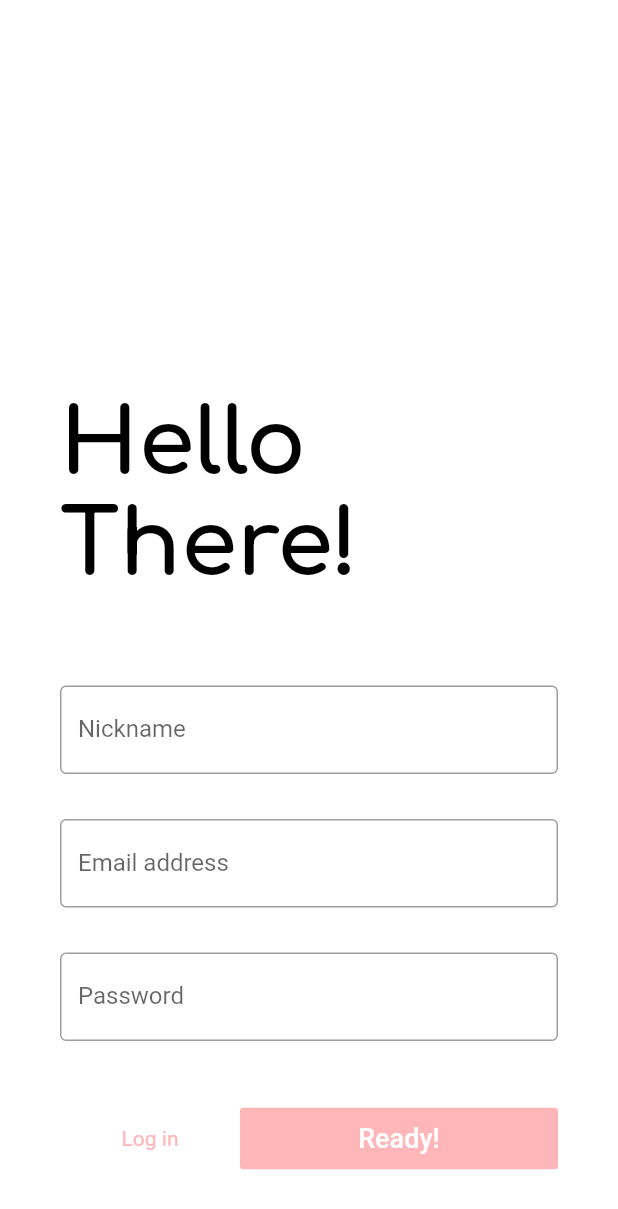
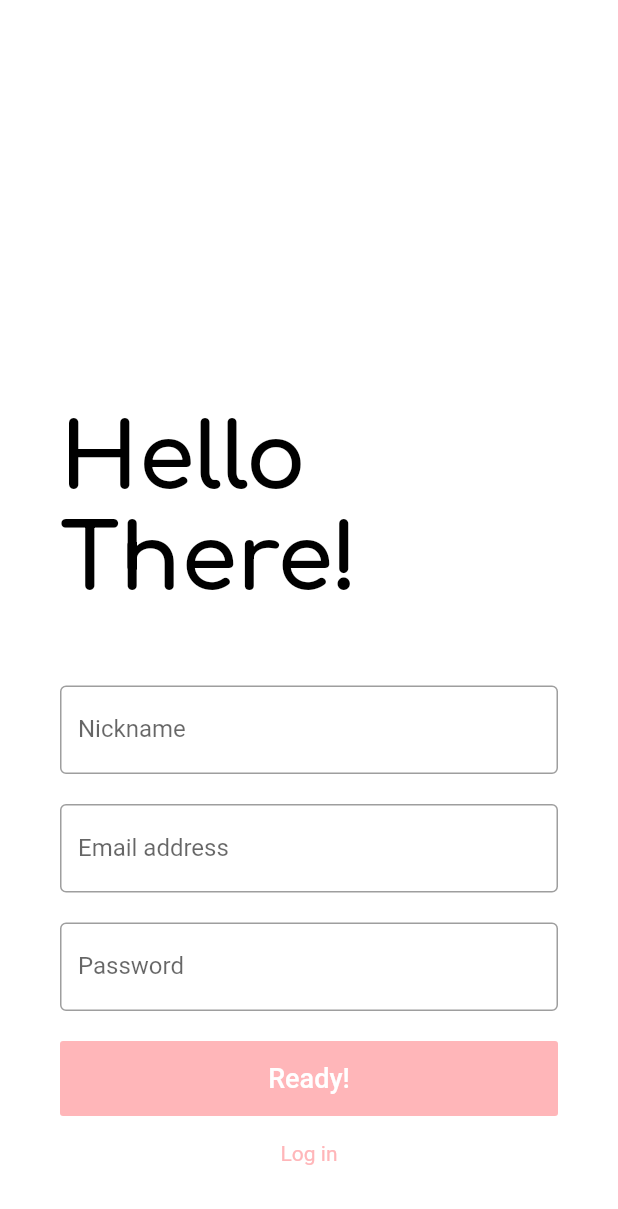
Before and after one commit to Filipasek/messages, a Flutter app: the screen it shows after launch, after a tap on "Ready!", after a tap on "Sign up", on a phone screen of 412 x 824 dp. Shown: the top 1209 px of the screen. Run offline on Flutter 3.47's test engine with Material 2 defaults, Android fonts, the light colour scheme and no system bars; our stand-ins replace cloud_firestore, firebase_auth, firebase_storage, google_fonts, shared_preferences, timeago; accounts and stored records are empty.

Commit message:
updated login

```diff
--- a/i18n/en.json
+++ b/i18n/en.json
@@ -1,4 +1,5 @@
 {
+    "isEnglish": "English",
     "login_greeting_message": "Hello There!",
     "nickname_form": "Nickname",
     "email_form": "Email address",
--- a/lib/main.dart
+++ b/lib/main.dart
@@ -7,18 +7,33 @@ import 'package:stream/screens/thread_list_screen.dart';
 import 'package:stream/services/app_localizations.dart';
 import './screens/login_screen.dart';
 import './models/user_data.dart';
+import 'models/user_data.dart';
 
-void main() {
-  runApp(MyApp());
+void main() async {
+  WidgetsFlutterBinding.ensureInitialized();
+  AppLanguage appLanguage = AppLanguage();
+  await appLanguage.fetchLocale();
+  runApp(MyApp(
+    appLanguage: appLanguage,
+  ));
 }
 
 class MyApp extends StatelessWidget {
+  final AppLanguage appLanguage;
+
+  MyApp({this.appLanguage});
   // This widget is the root of your application.
   @override
   Widget build(BuildContext context) {
-    return ChangeNotifierProvider(
-      create: (context) => UserData(),
-      child: MaterialApp(
+    return MultiProvider(
+      providers: [
+        ChangeNotifierProvider<AppLanguage>(create: (_) => appLanguage),
+        ChangeNotifierProvider<UserData>(create: (_) => UserData()),
+      ],
+      child: Consumer<AppLanguage>(
+        builder: (context, model, child) {
+          return MaterialApp(
+            //locale: model.appLocal
             supportedLocales: [
               Locale('en', 'US'),
               Locale('pl', ''),
@@ -59,6 +74,8 @@ class MyApp extends StatelessWidget {
             ),
             debugShowCheckedModeBanner: false,
             home: Main(),
+          );
+        },
       ),
     );
   }
--- a/lib/services/app_localizations.dart
+++ b/lib/services/app_localizations.dart
@@ -2,6 +2,7 @@ import 'dart:convert';
 
 import 'package:flutter/material.dart';
 import 'package:flutter/services.dart';
+import 'package:shared_preferences/shared_preferences.dart';
 
 class AppLocalizations {
   final Locale locale;
@@ -62,3 +63,37 @@ class _AppLocalizationsDelegate
   @override
   bool shouldReload(_AppLocalizationsDelegate old) => false;
 }
+
+
+class AppLanguage extends ChangeNotifier {
+  Locale _appLocale = Locale('en');
+
+  Locale get appLocal => _appLocale ?? Locale("en");
+  fetchLocale() async {
+    var prefs = await SharedPreferences.getInstance();
+    if (prefs.getString('language_code') == null) {
+      _appLocale = Locale('en');
+      return Null;
+    }
+    _appLocale = Locale(prefs.getString('language_code'));
+    return Null;
+  }
+
+
+  void changeLanguage(Locale type) async {
+    var prefs = await SharedPreferences.getInstance();
+    if (_appLocale == type) {
+      return;
+    }
+    if (type == Locale("ar")) {
+      _appLocale = Locale("ar");
+      await prefs.setString('language_code', 'ar');
+      await prefs.setString('countryCode', '');
+    } else {
+      _appLocale = Locale("en");
+      await prefs.setString('language_code', 'en');
+      await prefs.setString('countryCode', 'US');
+    }
+    notifyListeners();
+  }
+}
--- a/lib/services/auth_service.dart
+++ b/lib/services/auth_service.dart
@@ -28,6 +28,7 @@ class AuthService {
         Provider.of<UserData>(context, listen: false).currentUserId =
             signedInUser.uid;
         Navigator.pop(context);
+        Navigator.pushReplacement(context, MaterialPageRoute(builder: (_) => Main()));
       }
     } catch (e) {
       print(e);
@@ -52,24 +53,10 @@ class AuthService {
       Provider.of<UserData>(context, listen: false).currentUserId =
           signedInUser.uid;
       // Navigator.pop(context);
+        Navigator.pushReplacement(context, MaterialPageRoute(builder: (_) => Main()));
+
     } on Exception catch (e) {
       print(e);
     }
   }
-  // Future<String> login(String email, String password) async {
-  //   email = email.trim();
-  //   password = password.trim();
-  //   try {
-  //     AuthResult authResult = await _auth.signInWithEmailAndPassword(
-  //         email: email, password: password);
-  //     FirebaseUser signedInUser = authResult.user;
-  //     if (signedInUser != null) {
-  //       return "success";
-  //     }else{
-  //       return "failure";
-  //     }
-  //   } on Exception catch (e) {
-  //     print(e);
-  //   }
-  // }
 }
--- a/lib/widgets/custom_login_form.dart
+++ b/lib/widgets/custom_login_form.dart
@@ -31,9 +31,10 @@ class _LoginFormState extends State<LoginForm> {
               mainAxisAlignment: MainAxisAlignment.end,
               children: <Widget>[
                 Container(
-                  padding: EdgeInsets.only(bottom: 60.0, right: 30.0),
+                  padding: EdgeInsets.only(bottom: 50.0, right: 30.0),
                   child: Text(
-                    AppLocalizations.of(context).translate('login_greeting_message'),
+                    AppLocalizations.of(context)
+                        .translate('login_greeting_message'),
                     style: GoogleFonts.comfortaa(
                       wordSpacing: 20.0,
                       color: Theme.of(context).textTheme.headline5.color,
@@ -43,71 +44,72 @@ class _LoginFormState extends State<LoginForm> {
                   ),
                 ),
                 Padding(
-                  padding: const EdgeInsets.only(bottom: 30.0),
+                  padding: const EdgeInsets.only(bottom: 20.0),
                   child: TextFormField(
                     showCursor: false,
                     decoration: InputDecoration(
-                      labelText: AppLocalizations.of(context).translate('email_form'),
+                      labelText:
+                          AppLocalizations.of(context).translate('email_form'),
                       border: OutlineInputBorder(),
                       focusedBorder: OutlineInputBorder(
                         borderSide: BorderSide(
                           color: Theme.of(context).accentColor,
                         ),
                       ),
-                      labelStyle: TextStyle(color: Theme.of(context).textTheme.headline5.color.withOpacity(0.6)),
+                      labelStyle: TextStyle(
+                          color: Theme.of(context)
+                              .textTheme
+                              .headline5
+                              .color
+                              .withOpacity(0.6)),
                       // labelStyle: TextStyle(color: Theme.of(context).textTheme.headline5.color),
                     ),
-                    validator: (input) => !input.contains('@') ? AppLocalizations.of(context).translate('email_validator') : null,
+                    validator: (input) => !input.contains('@')
+                        ? AppLocalizations.of(context)
+                            .translate('email_validator')
+                        : null,
                     onSaved: (input) => _email = input,
                   ),
                 ),
                 Padding(
-                  padding: const EdgeInsets.only(bottom: 40.0),
+                  padding: const EdgeInsets.only(bottom: 30.0),
                   child: TextFormField(
                     showCursor: false,
                     obscureText: true,
                     decoration: InputDecoration(
-                      labelText: AppLocalizations.of(context).translate('password_form'),
+                      labelText: AppLocalizations.of(context)
+                          .translate('password_form'),
                       border: OutlineInputBorder(),
                       focusedBorder: OutlineInputBorder(
                         borderSide: BorderSide(
                           color: Theme.of(context).accentColor,
                         ),
                       ),
-                      labelStyle: TextStyle(color: Theme.of(context).textTheme.headline5.color.withOpacity(0.6)),
+                      labelStyle: TextStyle(
+                          color: Theme.of(context)
+                              .textTheme
+                              .headline5
+                              .color
+                              .withOpacity(0.6)),
                     ),
                     validator: (input) {
-                      return input.length < 6 ? AppLocalizations.of(context).translate('password_validator') : null;
+                      return input.length < 6
+                          ? AppLocalizations.of(context)
+                              .translate('password_validator')
+                          : null;
                     },
                     onSaved: (input) => _password = input,
                   ),
                 ),
                 Container(
                   width: double.infinity,
+                  height: 100.0,
+                  margin: EdgeInsets.only(bottom: 30.0),
+                  child: Column(
+                    children: <Widget>[
+                      Container(
                         height: 50.0,
-                  margin: EdgeInsets.only(bottom: 40.0),
-                  child: Row(children: <Widget>[
-                    GestureDetector(
-                      onTap: () {
-                        Navigator.push(
-                          context,
-                          MaterialPageRoute(builder: (_) => SignupScreen()),
-                        );
-                      },
-                      child: Container(
-                        height: 50.0,
-                        width: 120.0,
-                        child: Center(
-                          child: Text(
-                            AppLocalizations.of(context).translate('register_ref'),
-                            style: TextStyle(
-                              color: Theme.of(context).accentColor,
-                            ),
-                          ),
-                        ),
-                      ),
-                    ),
-                    Expanded(
+                        width: double.infinity,
                         child: FlatButton(
                           onPressed: () {
                             if (_formKey.currentState.validate()) {
@@ -122,7 +124,8 @@ class _LoginFormState extends State<LoginForm> {
                           padding: EdgeInsets.all(10.0),
                           child: !loading
                               ? Text(
-                                AppLocalizations.of(context).translate('ready_button'),
+                                  AppLocalizations.of(context)
+                                      .translate('ready_button'),
                                   style: TextStyle(
                                     // color: Colors.white,
                                     color: Theme.of(context)
@@ -144,7 +147,31 @@ class _LoginFormState extends State<LoginForm> {
                                 ),
                         ),
                       ),
-                  ]),
+                      Expanded(
+                        child: GestureDetector(
+                          onTap: () {
+                            Navigator.push(
+                              context,
+                              MaterialPageRoute(
+                                  builder: (_) => SignupScreen()),
+                            );
+                          },
+                          child: Container(
+                            height: 50.0,
+                            child: Center(
+                              child: Text(
+                                AppLocalizations.of(context)
+                                    .translate('register_ref'),
+                                style: TextStyle(
+                                  color: Theme.of(context).accentColor,
+                                ),
+                              ),
+                            ),
+                          ),
+                        ),
+                      ),
+                    ],
+                  ),
                 ),
               ],
             ),
--- a/lib/widgets/custom_signup_form.dart
+++ b/lib/widgets/custom_signup_form.dart
@@ -32,7 +32,7 @@ class _RegisterFormState extends State<RegisterForm> {
               mainAxisAlignment: MainAxisAlignment.end,
               children: <Widget>[
                 Container(
-                  padding: EdgeInsets.only(bottom: 60.0, right: 30.0),
+                  padding: EdgeInsets.only(bottom: 50.0, right: 30.0),
                   child: Text(
                     AppLocalizations.of(context)
                         .translate('login_greeting_message'),
@@ -45,7 +45,7 @@ class _RegisterFormState extends State<RegisterForm> {
                   ),
                 ),
                 Padding(
-                  padding: const EdgeInsets.only(bottom: 30.0),
+                  padding: const EdgeInsets.only(bottom: 20.0),
                   child: TextFormField(
                     showCursor: false,
                     decoration: InputDecoration(
@@ -73,7 +73,7 @@ class _RegisterFormState extends State<RegisterForm> {
                   ),
                 ),
                 Padding(
-                  padding: const EdgeInsets.only(bottom: 30.0),
+                  padding: const EdgeInsets.only(bottom: 20.0),
                   child: TextFormField(
                     showCursor: false,
                     decoration: InputDecoration(
@@ -101,7 +101,7 @@ class _RegisterFormState extends State<RegisterForm> {
                   ),
                 ),
                 Padding(
-                  padding: const EdgeInsets.only(bottom: 40.0),
+                  padding: const EdgeInsets.only(bottom: 20.0),
                   child: TextFormField(
                     showCursor: false,
                     obscureText: true,
@@ -122,38 +122,24 @@ class _RegisterFormState extends State<RegisterForm> {
                               .withOpacity(0.6)),
                     ),
                     validator: (input) {
-                      return input.length < 6 ? AppLocalizations.of(context)
-                            .translate('password_validator') : null;
+                      return input.length < 6
+                          ? AppLocalizations.of(context)
+                              .translate('password_validator')
+                          : null;
                     },
                     onSaved: (input) => _password = input,
                   ),
                 ),
                 Container(
                   width: double.infinity,
-                  height: 50.0,
-                  margin: EdgeInsets.only(bottom: 40.0),
-                  child: Row(children: <Widget>[
-                    GestureDetector(
-                      onTap: () {
-                        Navigator.push(
-                          context,
-                          MaterialPageRoute(builder: (_) => LoginScreen()),
-                        );
-                      },
+                  height: 100.0,
+                  margin: EdgeInsets.only(bottom: 30.0),
+                  child: Column(
+                    children: <Widget>[
+                      Expanded(
                         child: Container(
                           height: 50.0,
-                        width: 120.0,
-                        child: Center(
-                          child: Text(
-                            AppLocalizations.of(context).translate('login_ref'),
-                            style: TextStyle(
-                              color: Theme.of(context).accentColor,
-                            ),
-                          ),
-                        ),
-                      ),
-                    ),
-                    Expanded(
+                          width: double.infinity,
                           child: FlatButton(
                             onPressed: () {
                               if (_formKey.currentState.validate()) {
@@ -176,8 +162,10 @@ class _RegisterFormState extends State<RegisterForm> {
                                     AppLocalizations.of(context)
                                         .translate('ready_button'),
                                     style: TextStyle(
-                                  color:
-                                      Theme.of(context).textTheme.button.color,
+                                      color: Theme.of(context)
+                                          .textTheme
+                                          .button
+                                          .color,
                                       fontSize: 18.0,
                                     ),
                                   )
@@ -193,7 +181,30 @@ class _RegisterFormState extends State<RegisterForm> {
                                   ),
                           ),
                         ),
-                  ]),
+                      ),
+                      GestureDetector(
+                        onTap: () {
+                          Navigator.push(
+                            context,
+                            MaterialPageRoute(builder: (_) => LoginScreen()),
+                          );
+                        },
+                        child: Container(
+                          height: 50.0,
+                          width: double.infinity,
+                          child: Center(
+                            child: Text(
+                              AppLocalizations.of(context)
+                                  .translate('login_ref'),
+                              style: TextStyle(
+                                color: Theme.of(context).accentColor,
+                              ),
+                            ),
+                          ),
+                        ),
+                      ),
+                    ],
+                  ),
                 ),
               ],
             ),
--- a/pubspec.yaml
+++ b/pubspec.yaml
@@ -23,7 +23,7 @@ dependencies:
     sdk: flutter
   http: 0.12.0+4
   google_fonts: ^0.3.10
-  # shared_preferences: ^0.4.3
+  shared_preferences: ^0.5.6+3
   image_picker: ^0.6.5
   firebase_auth: ^0.16.0
   cloud_firestore: ^0.13.5
```
Also changed, not shown: pubspec.lock. Lines whose indentation alone changed are shown as unchanged.
